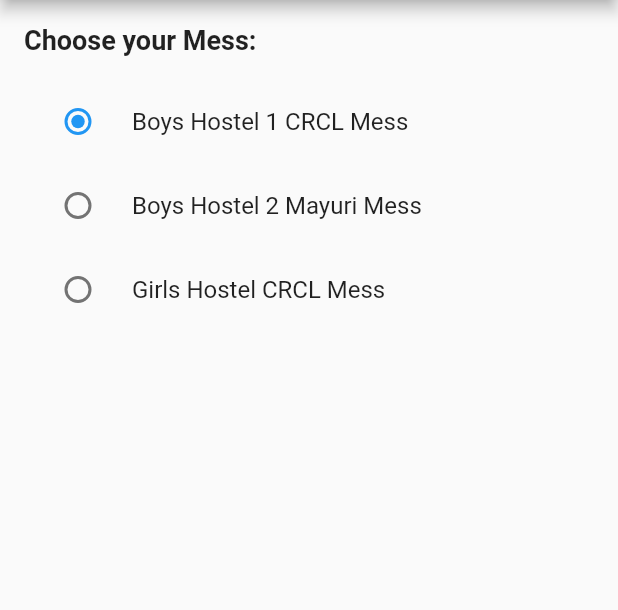
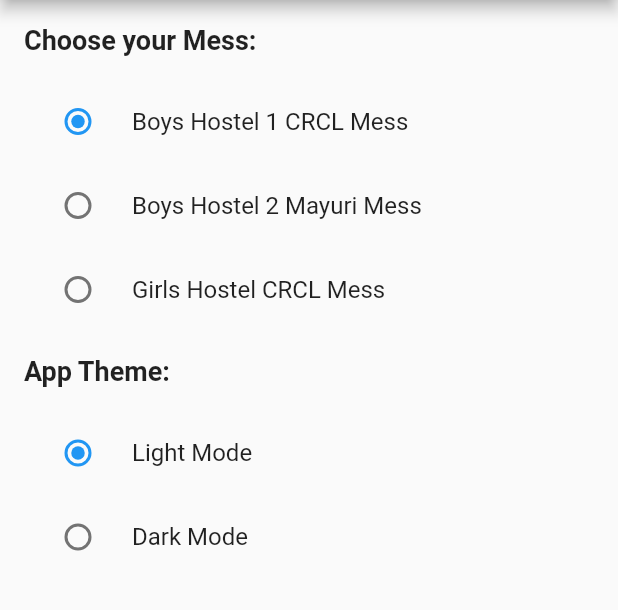
Before and after one commit to shenmareparas/VIT_Bhopal_Mess, a Flutter app: the Settings screen opened directly, on a phone screen of 412 x 824 dp, the part 84-694 px from its top. Run offline on Flutter 3.47's test engine with Material 2 defaults, Android fonts, the light colour scheme and no system bars; our stand-ins replace font_awesome_flutter, photo_view.

Commit message:
added App Theme Option

```diff
--- a/lib/main.dart
+++ b/lib/main.dart
@@ -6,7 +6,6 @@ import 'settings.dart';
 import 'about.dart';
 
 void main() {
-  WidgetsFlutterBinding.ensureInitialized();
   runApp(const MyApp());
 }
 
@@ -41,7 +40,8 @@ class MyApp extends StatelessWidget {
                     if (value == 'settings') {
                       Navigator.push(
                         context,
-                        MaterialPageRoute(builder: (context) => const Settings()),
+                        MaterialPageRoute(
+                            builder: (context) => const Settings()),
                       );
                     } else if (value == 'about') {
                       Navigator.push(
--- a/lib/settings.dart
+++ b/lib/settings.dart
@@ -11,10 +11,17 @@ class Settings extends StatefulWidget {
 
 class _SettingsState extends State<Settings> {
   int? selectedMess = 1;
+  int? apptheme = 1;
 
   void _handleMessSelection(int? value) {
     setState(() {
       selectedMess = value;
+    });
+  }
+
+  void _handleappthemeSelection(int? value) {
+    setState(() {
+      apptheme = value;
     });
   }
 
@@ -57,6 +64,27 @@ class _SettingsState extends State<Settings> {
               groupValue: selectedMess,
               onChanged: _handleMessSelection,
             ),
+            const SizedBox(height: 16.0),
+            const Text(
+              'App Theme:',
+              style: TextStyle(
+                fontSize: 18.0,
+                fontWeight: FontWeight.bold,
+              ),
+            ),
+            const SizedBox(height: 16.0),
+            RadioListTile(
+              title: const Text('Light Mode'),
+              value: 1,
+              groupValue: apptheme,
+              onChanged: _handleappthemeSelection,
+            ),
+            RadioListTile(
+              title: const Text('Dark Mode'),
+              value: 2,
+              groupValue: apptheme,
+              onChanged: _handleappthemeSelection,
+            )
           ],
         ),
       ),
--- a/lib/timetable.dart
+++ b/lib/timetable.dart
@@ -8,7 +8,7 @@ class Timetable extends StatelessWidget {
   Widget build(BuildContext context) {
     return Scaffold(
       body: PhotoView(
-        imageProvider: const AssetImage('assets/images/timetable.jpg'),
+        imageProvider: const AssetImage('assets/images/0.timetable.jpg'),
       ),
     );
   }
```
Also changed, not shown: assets/images/0.timetable.jpg (renamed from assets/images/timetable.jpg).
